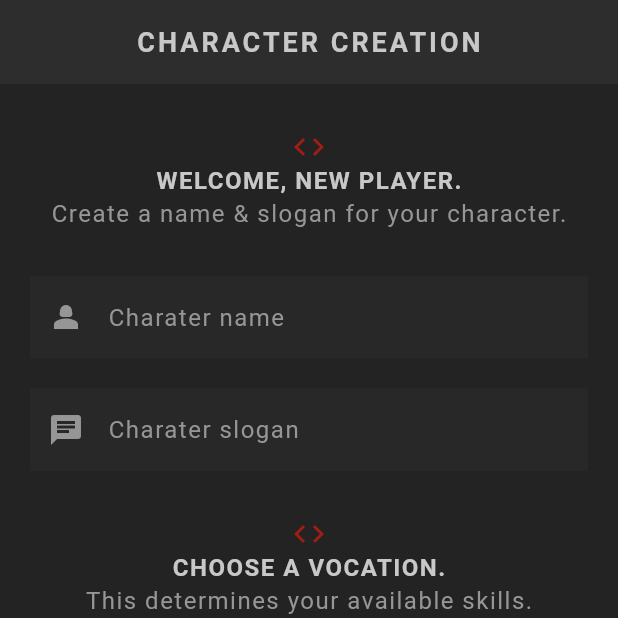
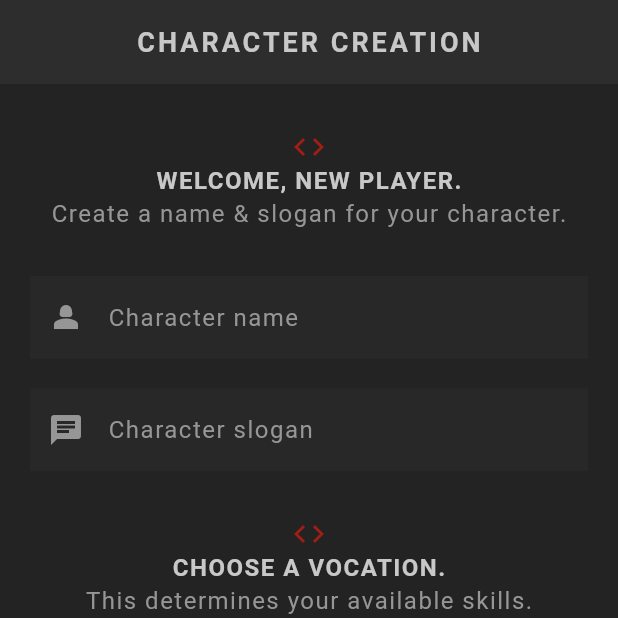
Before and after one commit to jecode93/app_rpg, a Flutter app: the screen it shows after launch, on a phone screen of 412 x 824 dp, the top half of it. Run offline on Flutter 3.47's test engine with Material 3 defaults, Android fonts, the phone set to English and light mode, and no system bars; our stand-ins replace google_fonts; Roboto replaces fonts that are missing (Kanit).

Commit message:
Fix typo error for character.

```diff
--- a/lib/screens/create/create.dart
+++ b/lib/screens/create/create.dart
@@ -79,7 +79,7 @@ class _CreateState extends State<Create> {
                 cursorColor: AppColors.textColor,
                 decoration: const InputDecoration(
                   prefixIcon: Icon(Icons.person_2),
-                  label: StyledText('Charater name'),
+                  label: StyledText('Character name'),
                 ),
               ),
               const SizedBox(height: 20),
@@ -91,7 +91,7 @@ class _CreateState extends State<Create> {
                 cursorColor: AppColors.textColor,
                 decoration: const InputDecoration(
                   prefixIcon: Icon(Icons.chat),
-                  label: StyledText('Charater slogan'),
+                  label: StyledText('Character slogan'),
                 ),
               ),
               const SizedBox(height: 30),
```
